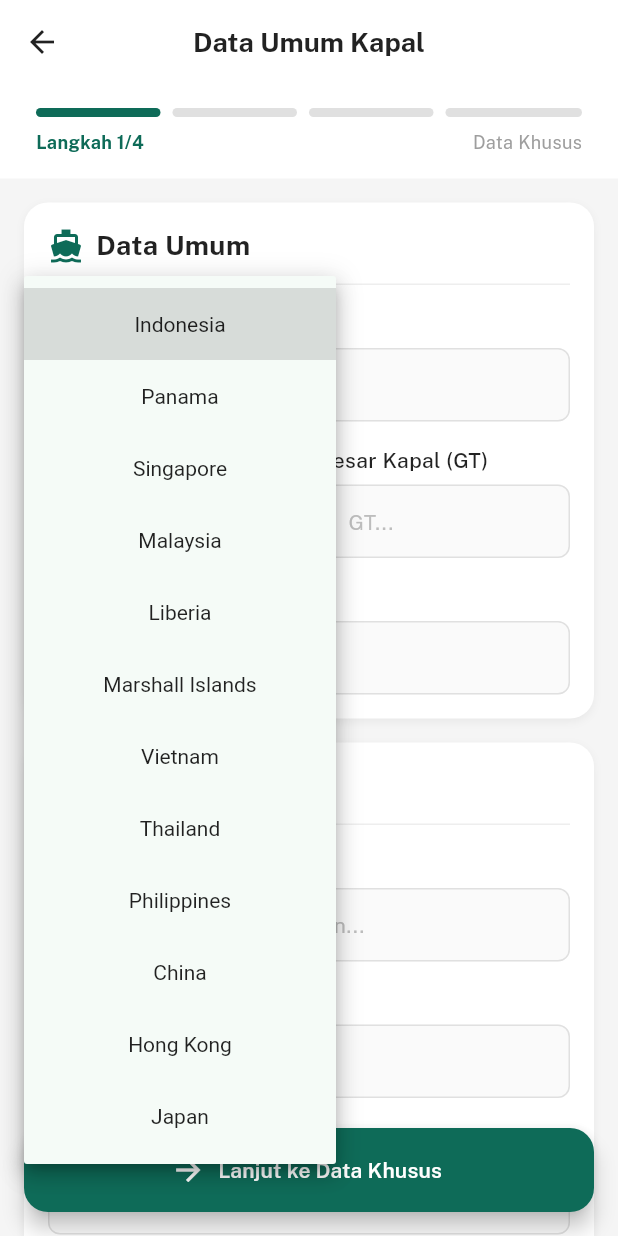
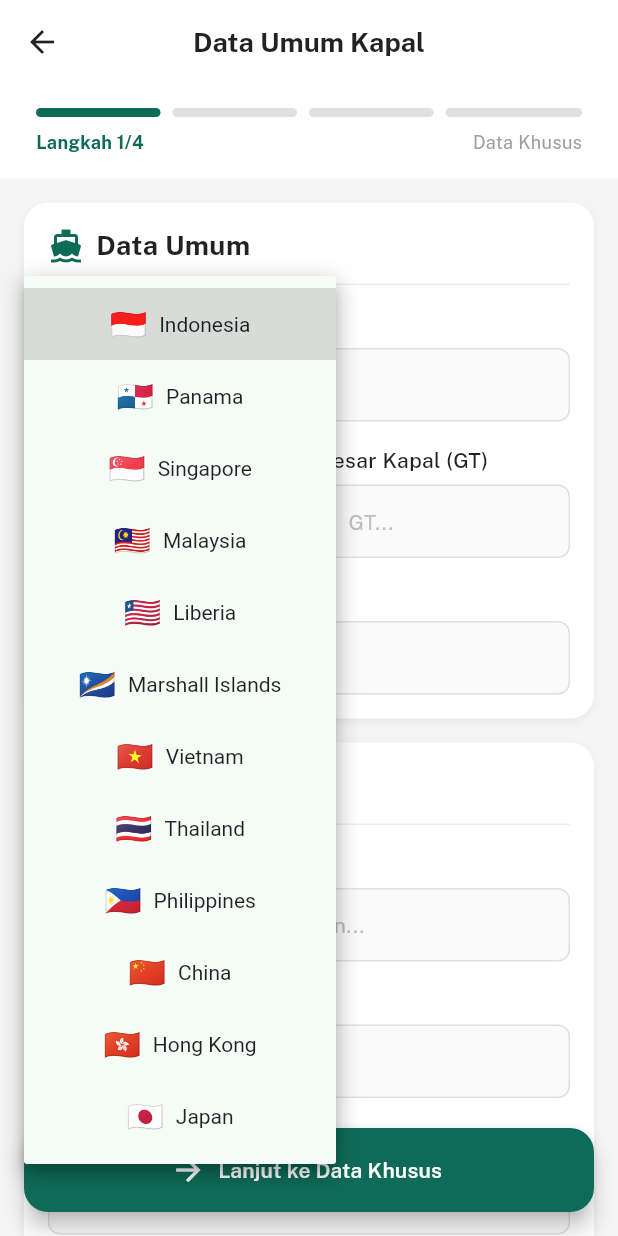
Before and after one commit to spirinity/projectKP_form_bkk, a Flutter app: the Step1ShipForm screen opened directly, after a tap on "Negara", on a phone screen of 412 x 824 dp. Run offline on Flutter 3.47's test engine with Material 3 defaults, Android fonts, the phone set to English and light mode, and no system bars; drawn by our look-alikes of flutter_form_builder; our stand-ins replace form_builder_validators, gap, google_fonts, pdf, printing, signature.

Commit message:
adding picture pdf and changing UI

```diff
--- a/lib/main.dart
+++ b/lib/main.dart
@@ -18,6 +18,7 @@
         ChangeNotifierProvider(create: (_) => InspectionProvider()),
       ],
       child: MaterialApp(
+        debugShowCheckedModeBanner: false,
         title: 'Karantina Kesehatan Balikpapan',
         theme: ThemeData(
           colorScheme: ColorScheme.fromSeed(seedColor: const Color(0xFF005c4b)), // Greenish medical/safety
--- a/lib/screens/step1_ship_form.dart
+++ b/lib/screens/step1_ship_form.dart
@@ -17,11 +17,11 @@
 class _Step1ShipFormState extends State<Step1ShipForm> {
   final _formKey = GlobalKey<FormBuilderState>();
 
-  static const List<String> _countryList = [
-    'Indonesia', 'Panama', 'Singapore', 'Malaysia', 'Liberia',
-    'Marshall Islands', 'Vietnam', 'Thailand', 'Philippines',
-    'China', 'Hong Kong', 'Japan'
-  ];
+  static const Map<String, String> _countryFlags = {
+    'Indonesia': '🇮🇩', 'Panama': '🇵🇦', 'Singapore': '🇸🇬', 'Malaysia': '🇲🇾',
+    'Liberia': '🇱🇷', 'Marshall Islands': '🇲🇭', 'Vietnam': '🇻🇳', 'Thailand': '🇹🇭',
+    'Philippines': '🇵🇭', 'China': '🇨🇳', 'Hong Kong': '🇭🇰', 'Japan': '🇯🇵'
+  };
 
   @override
   Widget build(BuildContext context) {
@@ -84,10 +84,22 @@
                                 label: 'Bendera',
                                 initialValue: provider.data.flag,
                                 hintText: 'Negara',
-                                items: _countryList
+                                items: _countryFlags.keys
                                     .map((country) => DropdownMenuItem(
                                           value: country,
-                                          child: Text(country),
+                                          child: Row(
+                                            mainAxisSize: MainAxisSize.min,
+                                            children: [
+                                              Text(_countryFlags[country]!, style: const TextStyle(fontSize: 20)),
+                                              const Gap(8),
+                                              Flexible(
+                                                child: Text(
+                                                  country,
+                                                  overflow: TextOverflow.ellipsis,
+                                                ),
+                                              ),
+                                            ],
+                                          ),
                                         ))
                                     .toList(),
                               ),
--- a/lib/screens/step4_signature_screen.dart
+++ b/lib/screens/step4_signature_screen.dart
@@ -4,7 +4,7 @@
 import 'package:signature/signature.dart';
 import '../providers/inspection_provider.dart';
 import 'preview_screen.dart';
-import '../utils/sheet_service.dart';
+import '../services/sheet_service.dart';
 import '../widgets/custom_progress_stepper.dart';
 
 class Step4SignatureScreen extends StatefulWidget {
```
Also changed, not shown: lib/services/sheet_service.dart (added, +52 -0 lines), lib/pdf/form 1.png (added), lib/pdf/form 2.png (added), lib/pdf/form 3.png (added).
